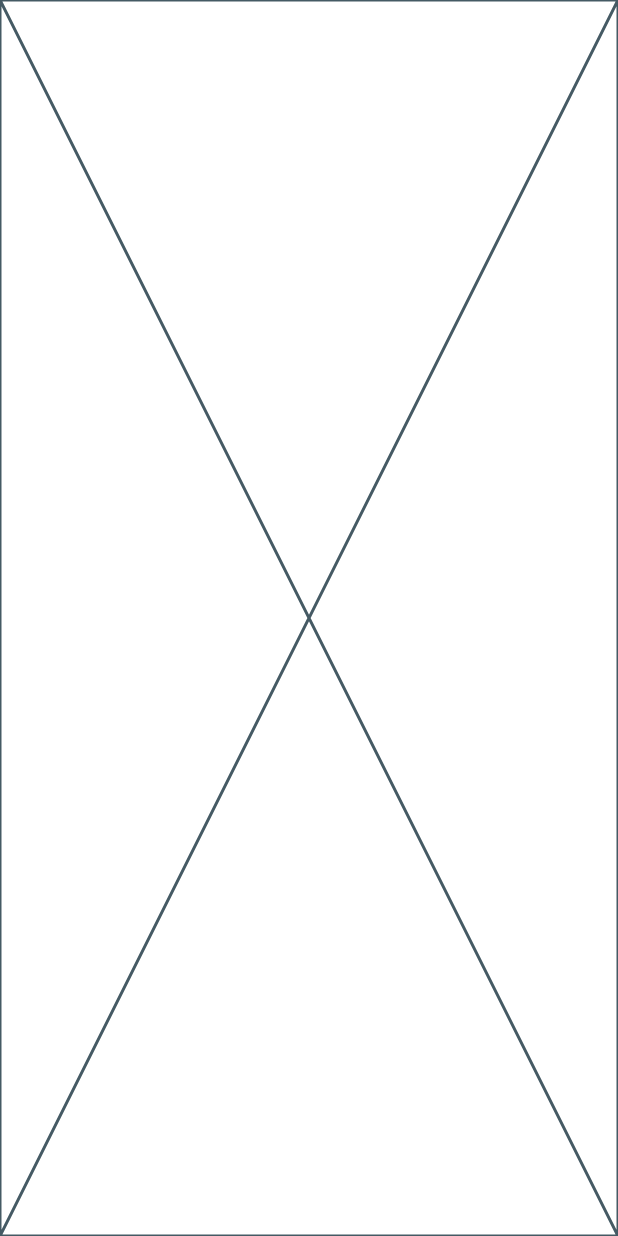
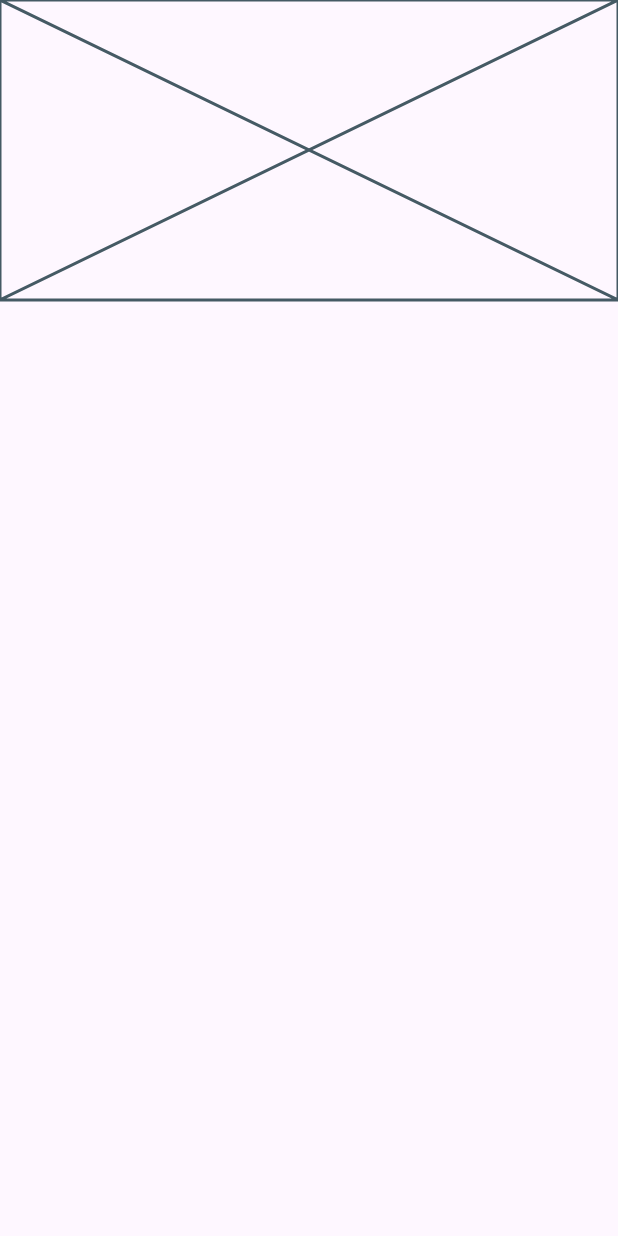
Before and after one commit to hoesk1ee/mitra_surya_jaya, a Flutter app: the screen it shows after launch, on a phone screen of 412 x 824 dp. Run offline on Flutter 3.47's test engine with Material 3 defaults, Android fonts, the phone set to English and light mode, and no system bars; our stand-ins replace go_router, google_fonts.

Commit message:
Implement UI design

```diff
--- a/lib/presentation/pages/login_page.dart
+++ b/lib/presentation/pages/login_page.dart
@@ -5,6 +5,17 @@ class LoginPage extends StatelessWidget {
 
   @override
   Widget build(BuildContext context) {
-    return Placeholder();
+    return Scaffold(
+      body: SafeArea(
+        child: Column(
+          children: [
+            Placeholder(
+              fallbackHeight: 200,
+              fallbackWidth: 100,
+            ),
+          ],
+        ),
+      ),
+    );
   }
 }
```
